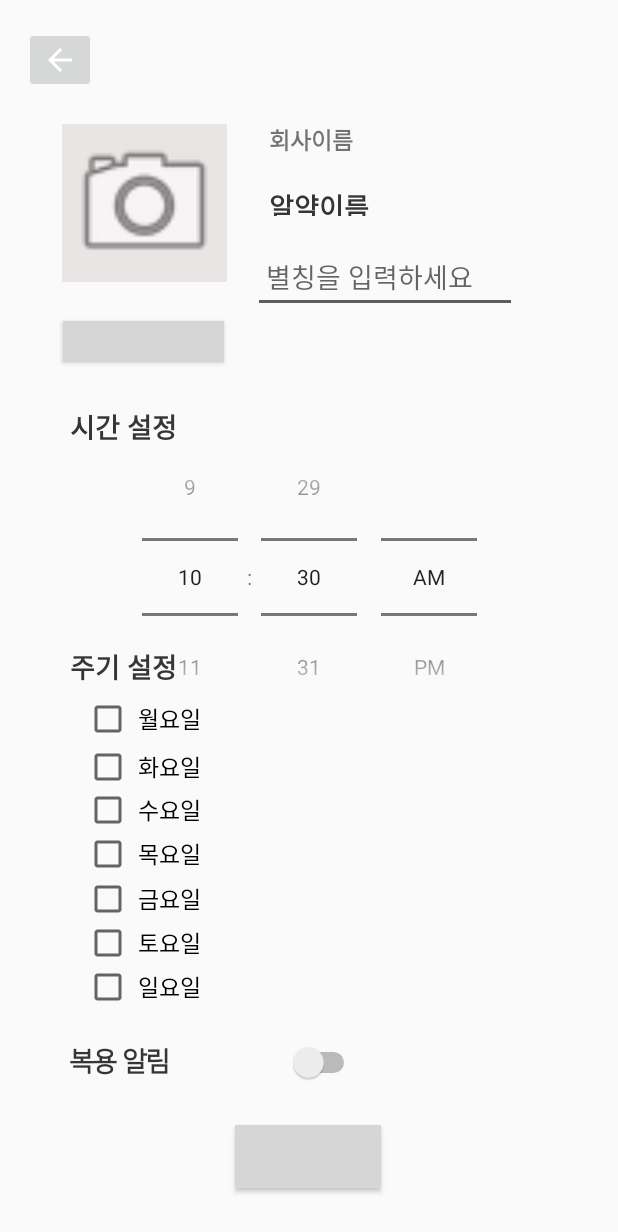
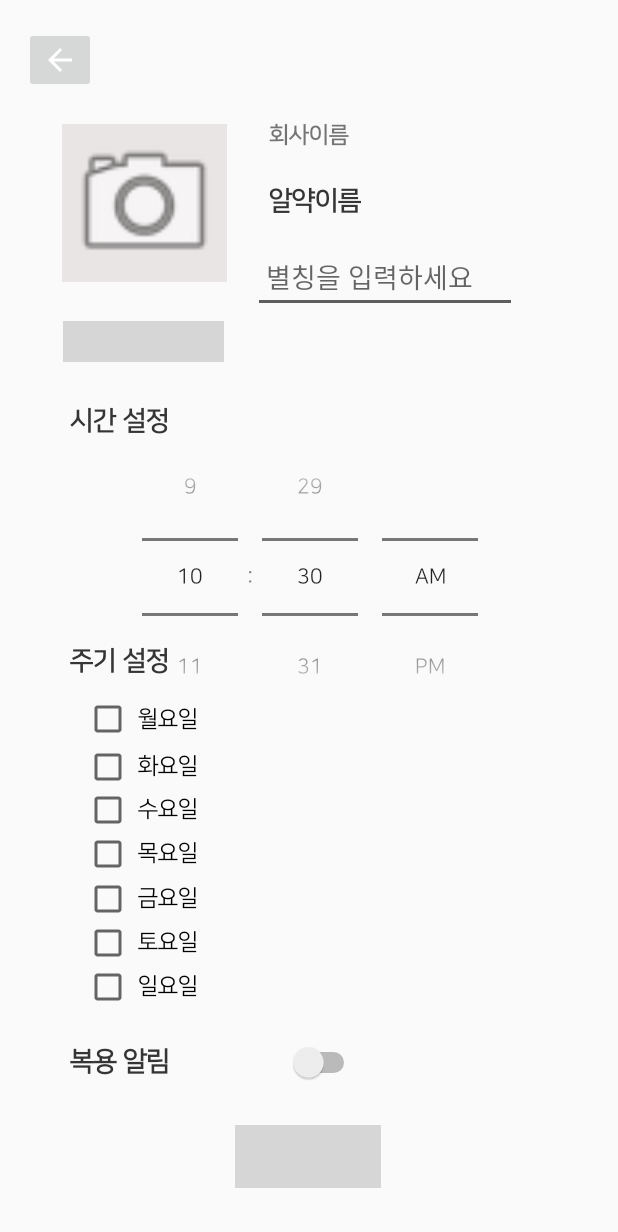
Before and after one commit to sonsuhyune/PillProject_androidApp, an Android app: the add_pill_user screen opened directly, with no data from a screen before it, on a phone screen of 412 x 824 dp. Shown: the top 1232 px of the screen. Run offline under Robolectric (Android 15) with nearby library versions, the phone set to English and light mode, and no system bars; grey boxes are pictures that could not be loaded.

Commit message:
add font

```diff
--- a/app/src/main/res/values/styles.xml
+++ b/app/src/main/res/values/styles.xml
@@ -5,6 +5,11 @@
         <item name="colorPrimary">@color/colorPrimary</item>
         <item name="colorPrimaryDark">@color/colorPrimaryDark</item>
         <item name="colorAccent">@color/colorAccent</item>
+        <item name="android:textViewStyle">@style/TextViewStyle</item>
+        <item name="android:buttonStyle">@style/ButtonStyle</item>
+        <item name="android:editTextStyle">@style/EditTextStyle</item>
+        <item name="android:radioButtonStyle">@style/RadioButtonStyle</item>
+        <item name="android:checkboxStyle">@style/CheckboxStyle</item>
     </style>
 
     <style name="SplashTheme" parent="@android:style/Theme.Light.NoTitleBar">
@@ -12,7 +17,26 @@
             @drawable/splash
         </item>
     </style>
+    <!-- Custom font style 일괄적용 -->
+    <style name="TextViewStyle" parent="@android:style/Widget.DeviceDefault.TextView">
+        <item name="android:fontFamily">@font/font</item>
+    </style>
 
+    <style name="ButtonStyle" parent="@android:style/Widget.DeviceDefault.Button.Borderless">
+        <item name="android:fontFamily">@font/font</item>
+    </style>
+
+    <style name="EditTextStyle" parent="@android:style/Widget.DeviceDefault.EditText">
+        <item name="android:fontFamily">@font/font</item>
+    </style>
+
+    <style name="RadioButtonStyle" parent="@android:style/Widget.DeviceDefault.CompoundButton.RadioButton">
+        <item name="android:fontFamily">@font/font</item>
+    </style>
+
+    <style name="CheckboxStyle" parent="@android:style/Widget.DeviceDefault.CompoundButton.CheckBox">
+        <item name="android:fontFamily">@font/font</item>
+    </style>
 
 
 
```
